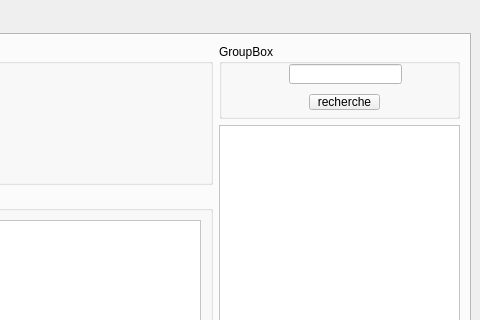
Above: pokedex.ui from RemiGuillard/poketroll before the change; both pictures show x 355 to 835 and y 0 to 320 of the 835 by 742 pixel window. Below: the same form after it.
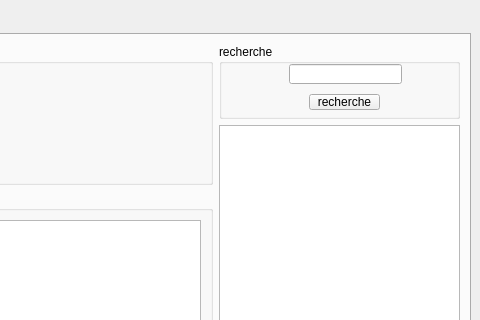
That is the form after the change.

The edit to the form file:
```diff
--- a/pokedex.ui
+++ b/pokedex.ui
@@ -29,70 +29,6 @@
         <height>643</height>
        </size>
       </property>
-      <property name="palette">
-       <palette>
-        <active>
-         <colorrole role="Base">
-          <brush brushstyle="SolidPattern">
-           <color alpha="255">
-            <red>255</red>
-            <green>255</green>
-            <blue>255</blue>
-           </color>
-          </brush>
-         </colorrole>
-         <colorrole role="Window">
-          <brush brushstyle="SolidPattern">
-           <color alpha="255">
-            <red>255</red>
-            <green>255</green>
-            <blue>255</blue>
-           </color>
-          </brush>
-         </colorrole>
-        </active>
-        <inactive>
-         <colorrole role="Base">
-          <brush brushstyle="SolidPattern">
-           <color alpha="255">
-            <red>255</red>
-            <green>255</green>
-            <blue>255</blue>
-           </color>
-          </brush>
-         </colorrole>
-         <colorrole role="Window">
-          <brush brushstyle="SolidPattern">
-           <color alpha="255">
-            <red>255</red>
-            <green>255</green>
-            <blue>255</blue>
-           </color>
-          </brush>
-         </colorrole>
-        </inactive>
-        <disabled>
-         <colorrole role="Base">
-          <brush brushstyle="SolidPattern">
-           <color alpha="255">
-            <red>255</red>
-            <green>255</green>
-            <blue>255</blue>
-           </color>
-          </brush>
-         </colorrole>
-         <colorrole role="Window">
-          <brush brushstyle="SolidPattern">
-           <color alpha="255">
-            <red>255</red>
-            <green>255</green>
-            <blue>255</blue>
-           </color>
-          </brush>
-         </colorrole>
-        </disabled>
-       </palette>
-      </property>
       <property name="currentIndex">
        <number>1</number>
       </property>
@@ -183,7 +119,7 @@
            </size>
           </property>
           <property name="title">
-           <string>GroupBox</string>
+           <string>recherche</string>
           </property>
           <widget class="QPushButton" name="searchButton">
            <property name="geometry">
```
Left out of the diff: 37 changed lines with no effect on the pictures.
